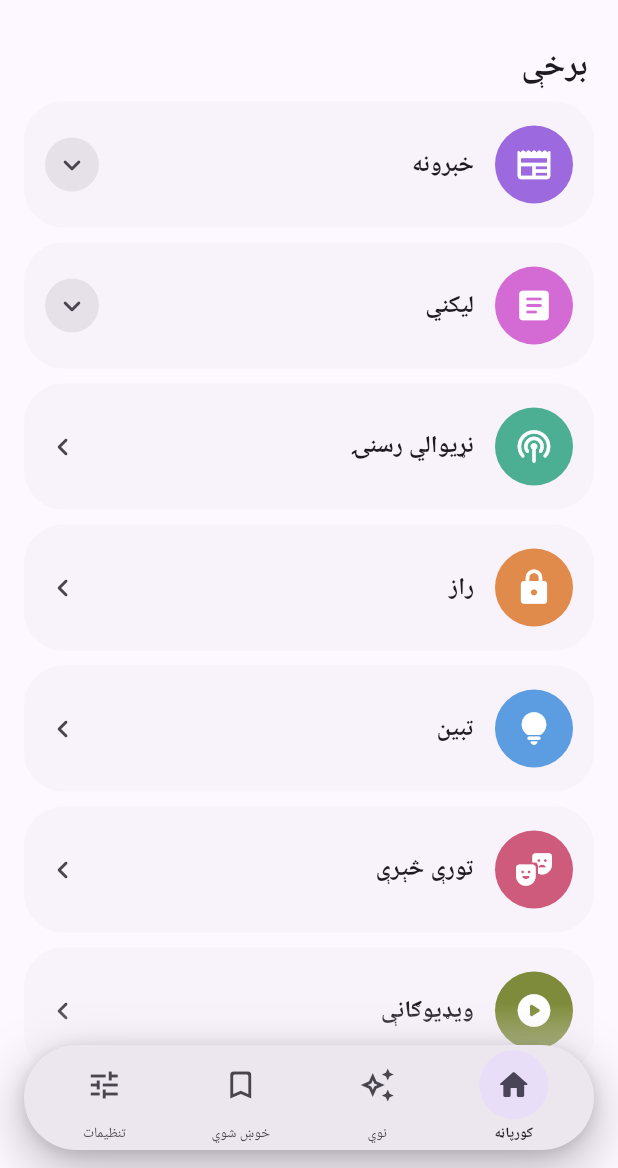
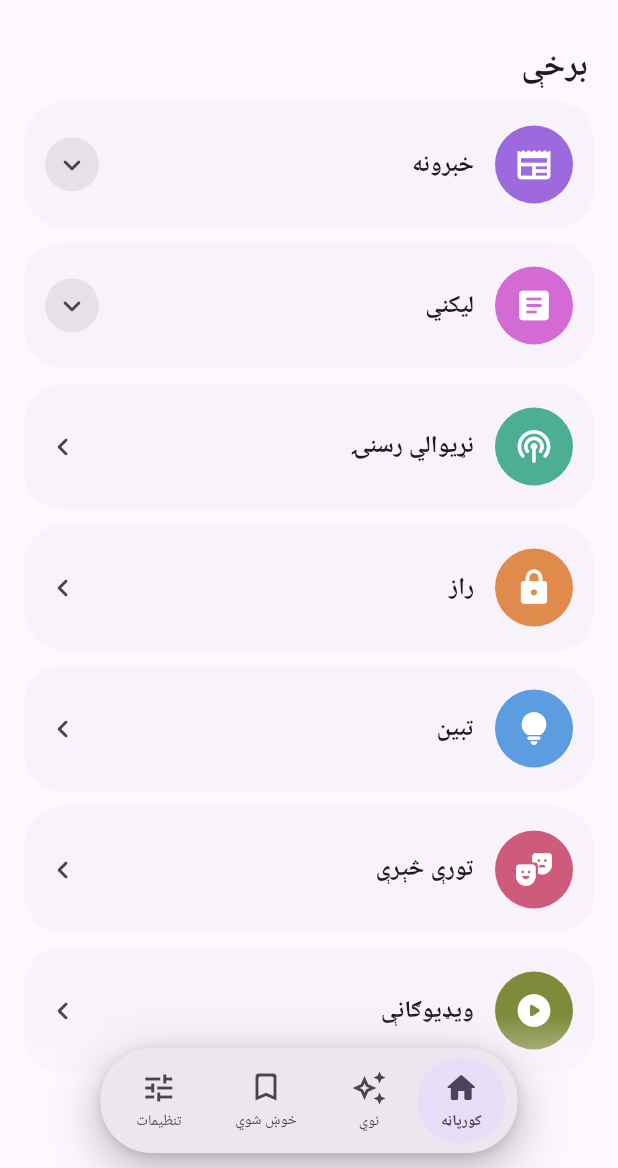
Before and after one commit to ElyasOmarcodes/Hindukush-Rss-App, a Flutter app: the screen it shows after launch, on a phone screen of 412 x 824 dp, the part 68-1236 px from its top. Run offline on Flutter 3.47's test engine with Material 3 defaults, Android fonts, the phone set to English and light mode, and no system bars; drawn by our look-alikes of custom_refresh_indicator; our stand-ins replace flutter_widget_from_html_core, hive_flutter, shamsi_date, share_plus, shared_preferences, video_player; accounts and stored records are empty; network calls fail.

Commit message:
Polish: sparkle/noise splash back (stronger), wrap-content Samsung-style nav pill, real M3 weighted carousel
- Restore & amplify the InkSparkle 'noise' splash across the app
- Floating nav bar is now a centered wrap-content pill (Samsung One-UI /
  Telegram style) with a filled stadium selected indicator + icon/label
- Carousel rebuilt on the official M3 CarouselView.weighted (multi-browse);
  content laid out at the large width in an OverflowBox so the image crops and
  the title never reflows as items resize

Co-Authored-By: Claude Opus 4.8 <noreply@anthropic.com>
Claude-Session: https://claude.ai/code/session_017BftgFzehmjuaPMeCGRHCZ

```diff
--- a/lib/core/theme/app_theme.dart
+++ b/lib/core/theme/app_theme.dart
@@ -36,10 +36,10 @@ class AppTheme {
       colorScheme: scheme,
       useMaterial3: true,
       scaffoldBackgroundColor: scheme.surface,
-      // A clearly-visible ripple on every tap.
-      splashFactory: InkRipple.splashFactory,
-      splashColor: scheme.primary.withValues(alpha: 0.20),
-      highlightColor: scheme.primary.withValues(alpha: 0.10),
+      // The expressive "sparkle"/noise splash, turned up for clear feedback.
+      splashFactory: InkSparkle.splashFactory,
+      splashColor: scheme.primary.withValues(alpha: 0.32),
+      highlightColor: scheme.primary.withValues(alpha: 0.12),
     );
 
     return base.copyWith(
--- a/lib/ui/navigation/floating_nav_bar.dart
+++ b/lib/ui/navigation/floating_nav_bar.dart
@@ -9,9 +9,10 @@ class NavDest {
   final String label;
 }
 
-/// A Material 3 Expressive, Samsung One-UI-style floating navigation bar:
-/// insets from the screen edges, fully rounded, sitting above a soft scrim that
-/// fades the content behind it so the two never visually collide.
+/// A Material 3 Expressive floating navigation bar in the Samsung One-UI /
+/// Telegram style: a **wrap-content** rounded pill (only as wide as its items),
+/// centred, floating above a soft fade scrim. The selected item sits in a
+/// filled stadium indicator; every item shows its icon + label.
 class FloatingNavBar extends StatelessWidget {
   const FloatingNavBar({
     super.key,
@@ -30,11 +31,9 @@ class FloatingNavBar extends StatelessWidget {
     final bottomInset = MediaQuery.viewPaddingOf(context).bottom;
 
     return SizedBox(
-      height: 70 + 14 + bottomInset + 26,
+      height: 66 + 12 + bottomInset + 24,
       child: Stack(
         children: [
-          // Fade scrim: transparent at the top, solid surface at the bottom,
-          // so widgets scrolling under the floating bar don't peek through.
           Positioned.fill(
             child: IgnorePointer(
               child: DecoratedBox(
@@ -54,14 +53,16 @@ class FloatingNavBar extends StatelessWidget {
             ),
           ),
           Positioned(
-            left: 16,
-            right: 16,
-            bottom: 12 + bottomInset,
+            left: 0,
+            right: 0,
+            bottom: 10 + bottomInset,
+            child: Center(
               child: _Pill(
                 scheme: scheme,
                 selectedIndex: selectedIndex,
                 onSelect: onSelect,
                 destinations: destinations,
+              ),
             ),
           ),
         ],
@@ -86,46 +87,40 @@ class _Pill extends StatelessWidget {
   @override
   Widget build(BuildContext context) {
     return DecoratedBox(
-      // Strong, clearly-visible shadow under the floating bar.
       decoration: BoxDecoration(
-        borderRadius: BorderRadius.circular(35),
+        borderRadius: BorderRadius.circular(34),
         boxShadow: [
           BoxShadow(
             color: Colors.black.withValues(alpha: 0.26),
-            blurRadius: 30,
+            blurRadius: 28,
             spreadRadius: 1,
-            offset: const Offset(0, 12),
+            offset: const Offset(0, 10),
           ),
           BoxShadow(
             color: Colors.black.withValues(alpha: 0.12),
-            blurRadius: 8,
+            blurRadius: 6,
             offset: const Offset(0, 2),
           ),
         ],
       ),
-      // A Material both clips the pill and provides the ink ancestor the
-      // per-item InkResponse needs for its ripple.
       child: Material(
         color: scheme.surfaceContainerHigh,
-        borderRadius: BorderRadius.circular(35),
+        borderRadius: BorderRadius.circular(34),
         clipBehavior: Clip.antiAlias,
-        child: SizedBox(
-          height: 70,
         child: Padding(
-            padding: const EdgeInsets.symmetric(horizontal: 8),
+          padding: const EdgeInsets.symmetric(horizontal: 6, vertical: 6),
+          // Wrap content: the pill is only as wide as its items.
           child: Row(
+            mainAxisSize: MainAxisSize.min,
             children: [
               for (var i = 0; i < destinations.length; i++)
-                  Expanded(
-                    child: _NavItem(
+                _NavItem(
                   dest: destinations[i],
                   selected: i == selectedIndex,
                   scheme: scheme,
                   onTap: () => onSelect(i),
                 ),
-                  ),
             ],
-            ),
           ),
         ),
       ),
@@ -148,35 +143,26 @@ class _NavItem extends StatelessWidget {
 
   @override
   Widget build(BuildContext context) {
+    final fg = selected ? scheme.onSecondaryContainer : scheme.onSurfaceVariant;
     return Pressable(
-      child: InkResponse(
+      child: Padding(
+        padding: const EdgeInsets.symmetric(horizontal: 2),
+        child: InkWell(
           onTap: onTap,
-        radius: 46,
-        containedInkWell: false,
-        highlightShape: BoxShape.circle,
+          borderRadius: BorderRadius.circular(26),
+          child: AnimatedContainer(
+            duration: const Duration(milliseconds: 260),
+            curve: Curves.easeOutCubic,
+            padding: const EdgeInsets.symmetric(horizontal: 16, vertical: 8),
+            decoration: ShapeDecoration(
+              color: selected ? scheme.secondaryContainer : Colors.transparent,
+              shape: const StadiumBorder(),
+            ),
             child: Column(
               mainAxisSize: MainAxisSize.min,
-          mainAxisAlignment: MainAxisAlignment.center,
               children: [
-            // A perfect circle indicator around the icon (equal W/H).
-            AnimatedContainer(
-              duration: const Duration(milliseconds: 260),
-              curve: Curves.easeOutCubic,
-              width: 46,
-              height: 46,
-              decoration: BoxDecoration(
-                color:
-                    selected ? scheme.secondaryContainer : Colors.transparent,
-                shape: BoxShape.circle,
-              ),
-              child: Icon(
-                selected ? dest.selectedIcon : dest.icon,
-                size: 24,
-                color: selected
-                    ? scheme.onSecondaryContainer
-                    : scheme.onSurfaceVariant,
-              ),
-            ),
+                Icon(selected ? dest.selectedIcon : dest.icon,
+                    size: 24, color: fg),
                 const SizedBox(height: 3),
                 Text(
                   dest.label,
@@ -184,14 +170,16 @@ class _NavItem extends StatelessWidget {
                   softWrap: false,
                   overflow: TextOverflow.visible,
                   style: TextStyle(
-                fontSize: 9.5,
+                    fontSize: 10,
                     fontWeight: selected ? FontWeight.w700 : FontWeight.w500,
-                color: selected ? scheme.onSurface : scheme.onSurfaceVariant,
+                    color: fg,
                   ),
                 ),
               ],
             ),
           ),
+        ),
+      ),
     );
   }
 }
```
Also changed, not shown: lib/ui/home/widgets/news_carousel.dart (+36 -101 lines). Lines whose indentation alone changed are shown as unchanged.
